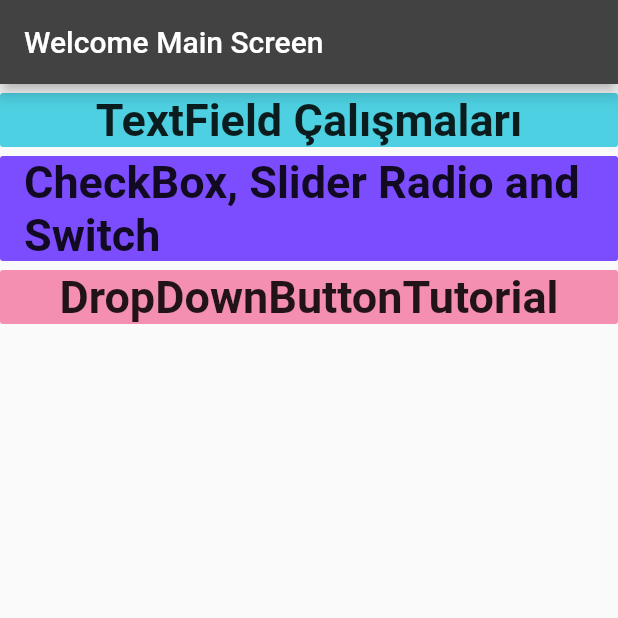
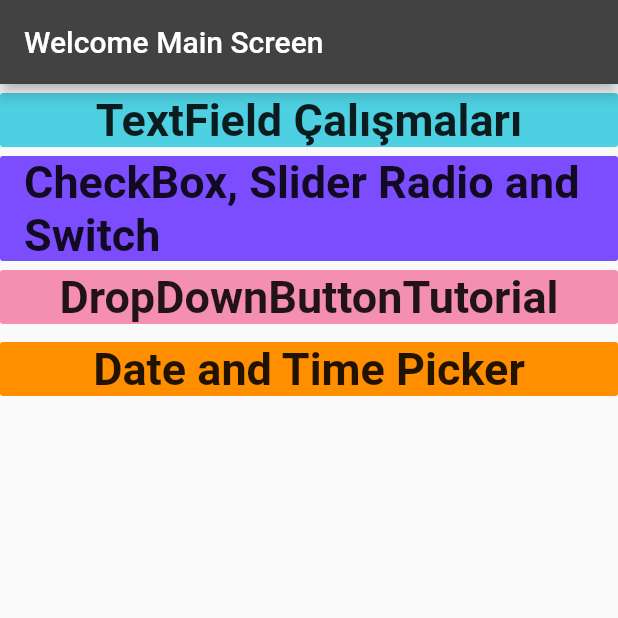
Before and after one commit to bekirduran/RemindMyFlutterTutorial, a Flutter app: the screen it shows after launch, on a phone screen of 412 x 824 dp, the top half of it. Run offline on Flutter 3.47's test engine with Material 2 defaults, Android fonts, the phone set to English and light mode, and no system bars.

Commit message:
DateTime Picker usage navigator added.

```diff
--- a/lib/main.dart
+++ b/lib/main.dart
@@ -3,6 +3,7 @@ import 'package:flutter/material.dart';
 import 'konular/checkbox_radio_switch_usage.dart';
 import 'konular/dropdownbutton_usage.dart';
 import 'konular/textfield_calismalari.dart';
+import 'konular/time_picker_usage.dart';
 
 void main() => runApp(MyApp());
 
@@ -18,6 +19,7 @@ class MyApp extends StatelessWidget {
         '/GotTextField': (context) => TextFieldCalismalari(),
         '/GoCheckBoxAndRadio': (context) => CheckBoxRadioAndSwitch(),
         '/GoDropDownButton': (context) => DropDownButtonTutorial(),
+        '/GoDateTime' : (context) => DateTimePickerUsage(),
       },
     );
   }
@@ -37,6 +39,7 @@ class MainPage extends StatelessWidget {
           buildTextFieldUsage(context),
           buildCheckBoxUsage(context),
           buildDropDownButtonUsage(context),
+          buildTimeDateUsage(context)
         ],
       )),
     );
@@ -83,4 +86,17 @@ class MainPage extends StatelessWidget {
       ),
     );
   }
+
+ Widget buildTimeDateUsage(BuildContext context) {
+   return Container(
+     child: FlatButton(
+       onPressed: () => Navigator.pushNamed(context, '/GoDateTime'),
+       color: Colors.amber.shade800,
+       child: Text(
+         "Date and Time Picker",
+         style: TextStyle(fontSize: 30, fontWeight: FontWeight.bold),
+       ),
+     ),
+   );
+ }
 }
```
